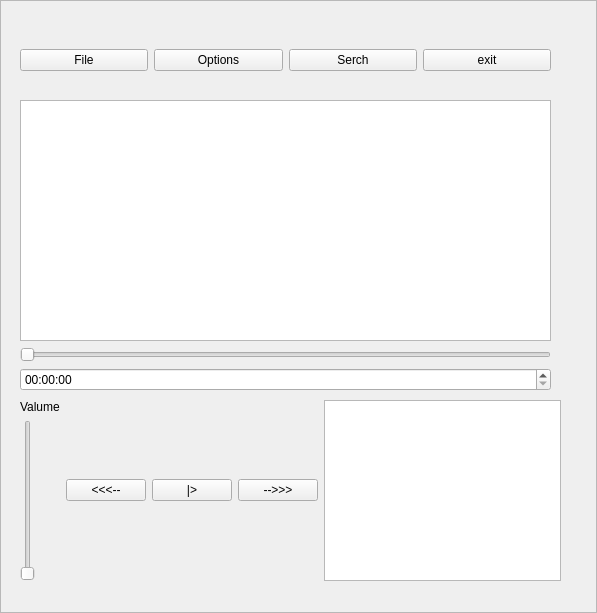
Above: pmp_player.ui from elPoublo256/PMP_Play_WClient before the change. Below: the same form after it.
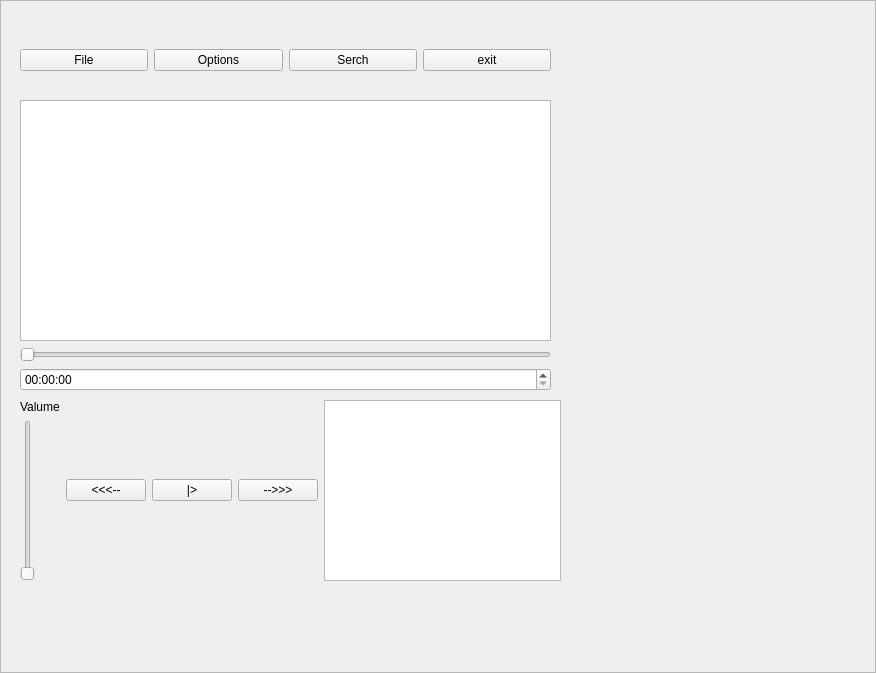
That is the form after the change.

```diff
--- a/pmp_player.ui
+++ b/pmp_player.ui
@@ -6,8 +6,8 @@
    <rect>
     <x>0</x>
     <y>0</y>
-    <width>597</width>
-    <height>613</height>
+    <width>876</width>
+    <height>673</height>
    </rect>
   </property>
   <property name="windowTitle">
```
